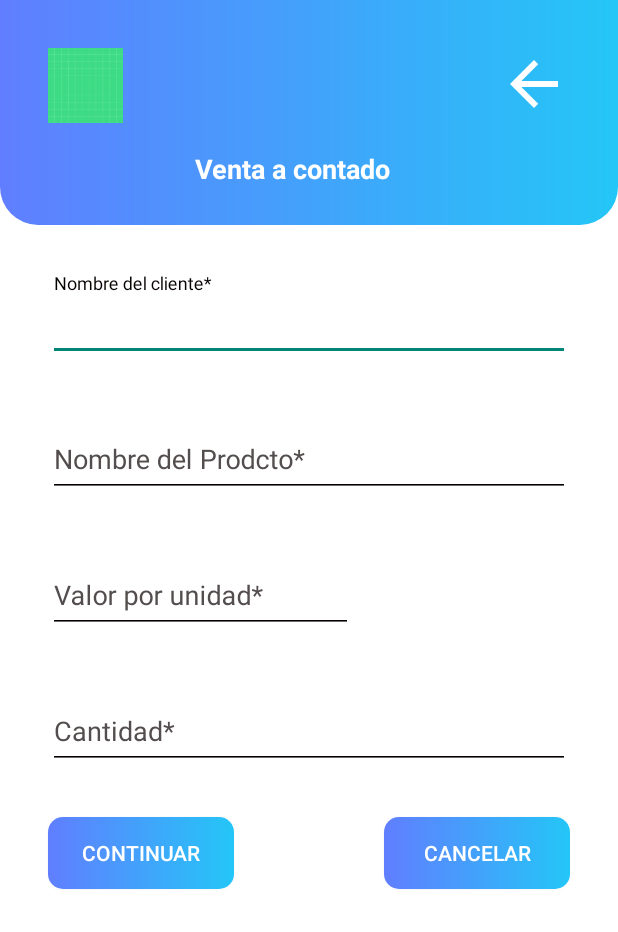
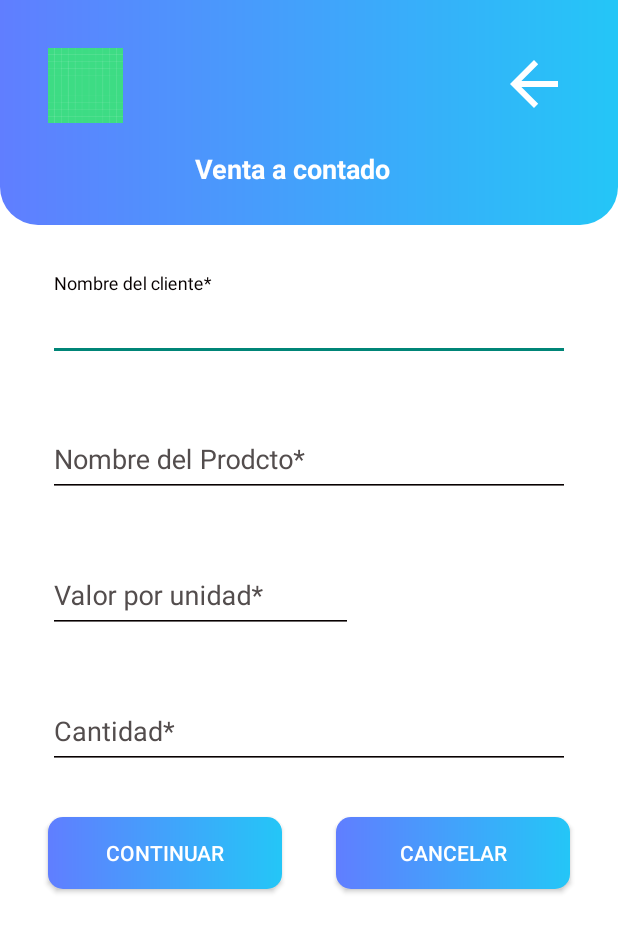
Before and after one commit to Kent-Probe/AppBastos, an Android app: the CashSale screen opened directly, with no data from a screen before it, on a phone screen of 412 x 824 dp. Shown: the top 932 px of the screen. Run offline under Robolectric (Android 15) with nearby library versions, the phone set to English and light mode, and no system bars.

```diff
--- a/app/src/main/res/layout/cash_sale.xml
+++ b/app/src/main/res/layout/cash_sale.xml
@@ -159,12 +159,12 @@
     </com.google.android.material.textfield.TextInputLayout>
 
     <Button
-        android:id="@+id/btnLogin"
+        android:id="@+id/btnContinue"
         android:layout_width="match_parent"
         android:layout_height="wrap_content"
         android:layout_marginStart="32dp"
         android:layout_marginTop="32dp"
-        android:layout_marginEnd="256dp"
+        android:layout_marginEnd="224dp"
         android:background="@drawable/button_rounded"
         android:onClick="openScreen"
         android:text="@string/txtBtnContinue"
@@ -174,10 +174,10 @@
         app:layout_constraintTop_toBottomOf="@+id/txtAmount" />
 
     <Button
-        android:id="@+id/btnLogin2"
+        android:id="@+id/btnCancel"
         android:layout_width="match_parent"
         android:layout_height="wrap_content"
-        android:layout_marginStart="256dp"
+        android:layout_marginStart="224dp"
         android:layout_marginTop="32dp"
         android:layout_marginEnd="32dp"
         android:background="@drawable/button_rounded"
```
